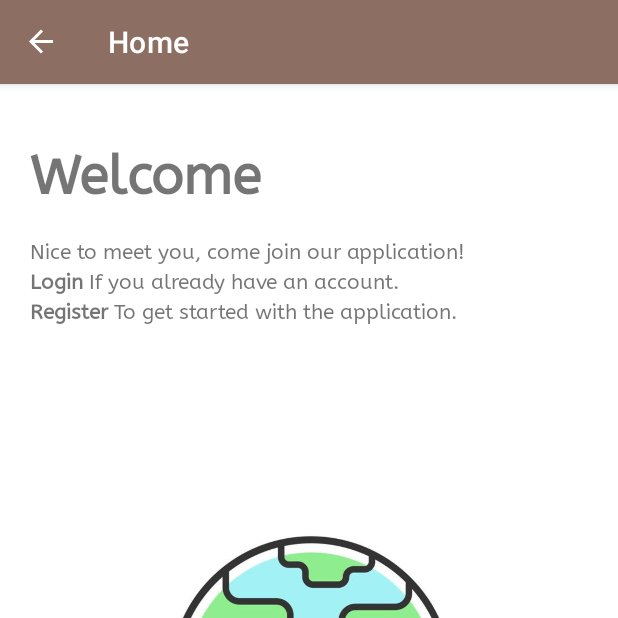
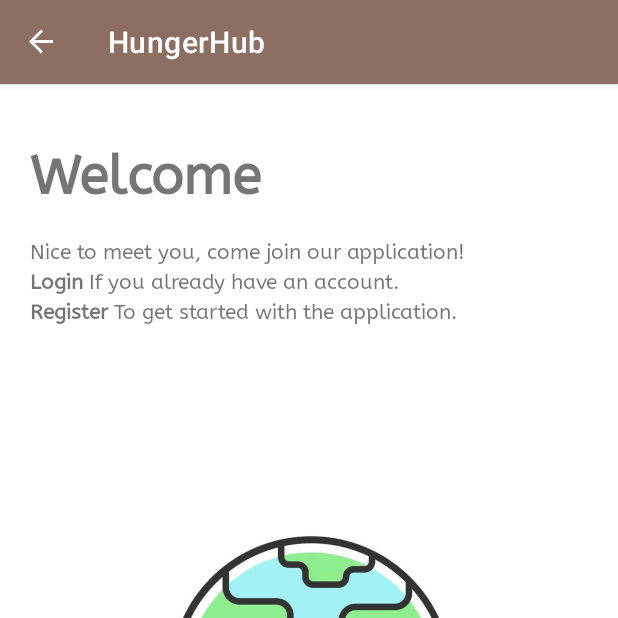
Before and after one commit to zhiiyii/HungerHub, an Android app: the screen it shows after launch (MainActivity), on a phone screen of 412 x 824 dp, the top half of it. Run offline under Robolectric (Android 15) with nearby library versions, the phone set to English and light mode, and no system bars; our stand-ins replace Firebase (no records; nobody signed in at launch, a user with empty details on screens opened directly), navigation-ui.

Commit message:
solve dao

```diff
--- a/app/src/main/java/my/edu/tarc/hungerhub/MainActivity.kt
+++ b/app/src/main/java/my/edu/tarc/hungerhub/MainActivity.kt
@@ -78,7 +78,6 @@ class MainActivity : AppCompatActivity() {
                     val phoneNo = children.child("phoneNo").value.toString()
 
                     with(sharedPref.edit()) {
-                        this?.clear()
                         this?.putString("name", name)
                         this?.putString("email", email)
                         this?.putString("phone", phoneNo)
--- a/app/src/main/res/layout/fragment_request_status.xml
+++ b/app/src/main/res/layout/fragment_request_status.xml
@@ -50,10 +50,11 @@
         android:layout_height="wrap_content"
         android:layout_marginEnd="16dp"
         android:clickable="true"
+        android:contentDescription="@string/filter"
+        android:focusable="true"
         android:src="@drawable/ic_baseline_filter_alt_24"
         app:layout_constraintBottom_toBottomOf="@+id/floatingActionButtonAddForm"
         app:layout_constraintEnd_toStartOf="@+id/floatingActionButtonAddForm"
-        app:layout_constraintTop_toTopOf="@+id/floatingActionButtonAddForm"
-        android:focusable="true" />
+        app:layout_constraintTop_toTopOf="@+id/floatingActionButtonAddForm" />
 
 </androidx.constraintlayout.widget.ConstraintLayout>
--- a/app/src/main/res/menu/activity_main_drawer.xml
+++ b/app/src/main/res/menu/activity_main_drawer.xml
@@ -5,7 +5,7 @@
 
     <group android:checkableBehavior="single">
         <item
-            android:id="@+id/Home"
+            android:id="@+id/nav_home"
             android:icon="@drawable/home"
             android:title="@string/menu_home" />
         <item
--- a/app/src/main/res/navigation/mobile_navigation.xml
+++ b/app/src/main/res/navigation/mobile_navigation.xml
@@ -3,13 +3,13 @@
     xmlns:app="http://schemas.android.com/apk/res-auto"
     xmlns:tools="http://schemas.android.com/tools"
     android:id="@+id/mobile_navigation"
-    app:startDestination="@+id/Home">
+    app:startDestination="@+id/nav_home2">
 
     <fragment
-        android:id="@+id/Home"
+        android:id="@+id/nav_home2"
         android:name="my.edu.tarc.hungerhub.ui.home.HomeFragment"
-        android:label="@string/menu_home"
-        tools:layout="@layout/fragment_home" >
+        android:label="@string/app_name"
+        tools:layout="@layout/fragment_home">
         <action
             android:id="@+id/action_nav_home_to_loginFragment"
             app:destination="@id/loginFragment" />
```
Also changed, not shown: app/src/main/java/my/edu/tarc/hungerhub/MainMenuFragment.kt (+38 -1 lines).
